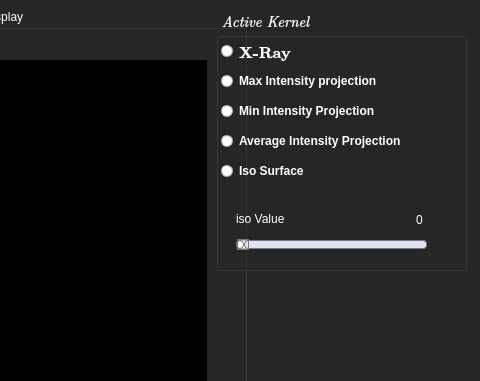
Old version of the form src/apps/release/RenderingWindow_Gui.ui in the repository EslamAdel/OpenCLParallelRendering; both pictures show x 604 to 1084 and y 0 to 381 of the 1084 by 694 pixel window.
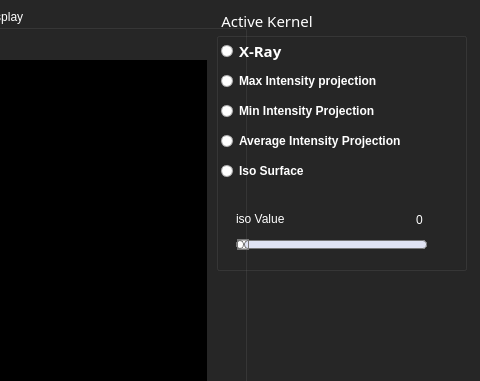
New version of the form. Custom widgets are drawn as their Qt base class.

Commit message: Add CL_ASSERT_WARNING as a fault tolerant assertation. return font type to ubunto condensed for more consistency

```diff
--- a/src/apps/release/RenderingWindow_Gui.ui
+++ b/src/apps/release/RenderingWindow_Gui.ui
@@ -2486,10 +2486,10 @@
     </property>
     <property name="font">
      <font>
-      <family>Latin Modern Roman</family>
+      <family>Ubuntu Condensed</family>
       <pointsize>11</pointsize>
       <weight>50</weight>
-      <italic>true</italic>
+      <italic>false</italic>
       <bold>false</bold>
      </font>
     </property>
@@ -2560,10 +2560,10 @@
      </property>
      <property name="font">
       <font>
-       <family>Latin Modern Roman</family>
+       <family>Ubuntu Condensed</family>
        <pointsize>11</pointsize>
        <weight>50</weight>
-       <italic>true</italic>
+       <italic>false</italic>
        <bold>false</bold>
       </font>
      </property>
```
Left out of the diff: 2 changed lines with no effect on the pictures. The commit also changes 5 other files.
